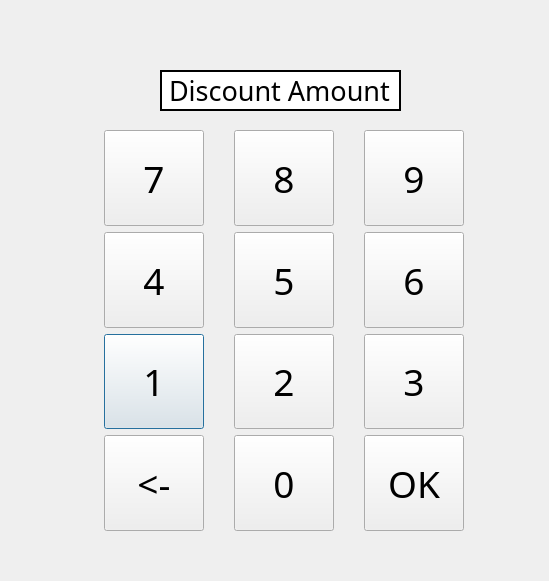
This is QTDesigner/discount_amount_entry.ui in mudman266/pypos as Qt 5 draws it before an edit. The edited form follows.
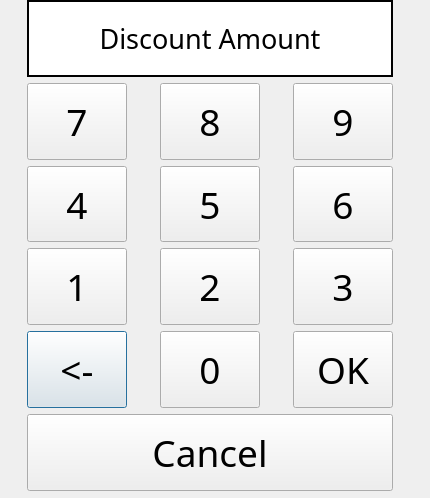
This is the edited form.

Commit message: Added the discount windows and linked their cancel buttons.

Patch:
```diff
--- a/QTDesigner/discount_amount_entry.ui
+++ b/QTDesigner/discount_amount_entry.ui
@@ -6,8 +6,8 @@
    <rect>
     <x>0</x>
     <y>0</y>
-    <width>549</width>
-    <height>581</height>
+    <width>430</width>
+    <height>498</height>
    </rect>
   </property>
   <property name="windowTitle">
@@ -16,15 +16,15 @@
   <widget class="QWidget" name="gridLayoutWidget">
    <property name="geometry">
     <rect>
-     <x>80</x>
-     <y>130</y>
-     <width>411</width>
-     <height>401</height>
+     <x>0</x>
+     <y>0</y>
+     <width>421</width>
+     <height>491</height>
     </rect>
    </property>
    <layout class="QGridLayout" name="gridLayout">
-    <item row="2" column="0">
-     <widget class="QPushButton" name="btn_1">
+    <item row="4" column="0">
+     <widget class="QPushButton" name="btn_backspace">
       <property name="maximumSize">
        <size>
         <width>100</width>
@@ -38,11 +38,84 @@
        </font>
       </property>
       <property name="text">
-       <string>1</string>
+       <string>&lt;-</string>
       </property>
      </widget>
     </item>
-    <item row="0" column="0">
+    <item row="3" column="1">
+     <widget class="QPushButton" name="btn_2">
+      <property name="maximumSize">
+       <size>
+        <width>100</width>
+        <height>100</height>
+       </size>
+      </property>
+      <property name="font">
+       <font>
+        <family>Book Antiqua</family>
+        <pointsize>28</pointsize>
+       </font>
+      </property>
+      <property name="text">
+       <string>2</string>
+      </property>
+     </widget>
+    </item>
+    <item row="0" column="0" colspan="3">
+     <widget class="QLabel" name="lbl_discount_amount">
+      <property name="sizePolicy">
+       <sizepolicy hsizetype="Ignored" vsizetype="Preferred">
+        <horstretch>0</horstretch>
+        <verstretch>0</verstretch>
+       </sizepolicy>
+      </property>
+      <property name="font">
+       <font>
+        <family>Book Antiqua</family>
+        <pointsize>20</pointsize>
+        <stylestrategy>PreferAntialias</stylestrategy>
+       </font>
+      </property>
+      <property name="styleSheet">
+       <string notr="true">background: rgb(255, 255, 255);</string>
+      </property>
+      <property name="frameShape">
+       <enum>QFrame::Box</enum>
+      </property>
+      <property name="frameShadow">
+       <enum>QFrame::Plain</enum>
+      </property>
+      <property name="lineWidth">
+       <number>2</number>
+      </property>
+      <property name="text">
+       <string>Discount Amount</string>
+      </property>
+      <property name="alignment">
+       <set>Qt::AlignCenter</set>
+      </property>
+     </widget>
+    </item>
+    <item row="4" column="1">
+     <widget class="QPushButton" name="btn_0">
+      <property name="maximumSize">
+       <size>
+        <width>100</width>
+        <height>100</height>
+       </size>
+      </property>
+      <property name="font">
+       <font>
+        <family>Book Antiqua</family>
+        <pointsize>28</pointsize>
+       </font>
+      </property>
+      <property name="text">
+       <string>0</string>
+      </property>
+     </widget>
+    </item>
+    <item row="1" column="0">
      <widget class="QPushButton" name="btn_7">
       <property name="maximumSize">
        <size>
@@ -61,26 +134,7 @@
       </property>
      </widget>
     </item>
-    <item row="0" column="2">
-     <widget class="QPushButton" name="btn_9">
-      <property name="maximumSize">
-       <size>
-        <width>100</width>
-        <height>100</height>
-       </size>
-      </property>
-      <property name="font">
-       <font>
-        <family>Book Antiqua</family>
-        <pointsize>28</pointsize>
-       </font>
-      </property>
-      <property name="text">
-       <string>9</string>
-      </property>
-     </widget>
-    </item>
-    <item row="2" column="2">
+    <item row="3" column="2">
      <widget class="QPushButton" name="btn_3">
       <property name="maximumSize">
        <size>
@@ -99,8 +153,8 @@
       </property>
      </widget>
     </item>
-    <item row="1" column="0">
-     <widget class="QPushButton" name="btn_4">
+    <item row="2" column="2">
+     <widget class="QPushButton" name="btn_6">
       <property name="maximumSize">
        <size>
         <width>100</width>
@@ -114,11 +168,11 @@
        </font>
       </property>
       <property name="text">
-       <string>4</string>
+       <string>6</string>
       </property>
      </widget>
     </item>
-    <item row="0" column="1">
+    <item row="1" column="1">
      <widget class="QPushButton" name="btn_8">
       <property name="maximumSize">
        <size>
@@ -137,26 +191,45 @@
       </property>
      </widget>
     </item>
+    <item row="3" column="0">
+     <widget class="QPushButton" name="btn_1">
+      <property name="maximumSize">
+       <size>
+        <width>100</width>
+        <height>100</height>
+       </size>
+      </property>
+      <property name="font">
+       <font>
+        <family>Book Antiqua</family>
+        <pointsize>28</pointsize>
+       </font>
+      </property>
+      <property name="text">
+       <string>1</string>
+      </property>
+     </widget>
+    </item>
+    <item row="1" column="2">
+     <widget class="QPushButton" name="btn_9">
+      <property name="maximumSize">
+       <size>
+        <width>100</width>
+        <height>100</height>
+       </size>
+      </property>
+      <property name="font">
+       <font>
+        <family>Book Antiqua</family>
+        <pointsize>28</pointsize>
+       </font>
+      </property>
+      <property name="text">
+       <string>9</string>
+      </property>
+     </widget>
+    </item>
     <item row="2" column="1">
-     <widget class="QPushButton" name="btn_2">
-      <property name="maximumSize">
-       <size>
-        <width>100</width>
-        <height>100</height>
-       </size>
-      </property>
-      <property name="font">
-       <font>
-        <family>Book Antiqua</family>
-        <pointsize>28</pointsize>
-       </font>
-      </property>
-      <property name="text">
-       <string>2</string>
-      </property>
-     </widget>
-    </item>
-    <item row="1" column="1">
      <widget class="QPushButton" name="btn_5">
       <property name="maximumSize">
        <size>
@@ -175,64 +248,7 @@
       </property>
      </widget>
     </item>
-    <item row="1" column="2">
-     <widget class="QPushButton" name="btn_6">
-      <property name="maximumSize">
-       <size>
-        <width>100</width>
-        <height>100</height>
-       </size>
-      </property>
-      <property name="font">
-       <font>
-        <family>Book Antiqua</family>
-        <pointsize>28</pointsize>
-       </font>
-      </property>
-      <property name="text">
-       <string>6</string>
-      </property>
-     </widget>
-    </item>
-    <item row="3" column="1">
-     <widget class="QPushButton" name="btn_0">
-      <property name="maximumSize">
-       <size>
-        <width>100</width>
-        <height>100</height>
-       </size>
-      </property>
-      <property name="font">
-       <font>
-        <family>Book Antiqua</family>
-        <pointsize>28</pointsize>
-       </font>
-      </property>
-      <property name="text">
-       <string>0</string>
-      </property>
-     </widget>
-    </item>
-    <item row="3" column="0">
-     <widget class="QPushButton" name="btn_backspace">
-      <property name="maximumSize">
-       <size>
-        <width>100</width>
-        <height>100</height>
-       </size>
-      </property>
-      <property name="font">
-       <font>
-        <family>Book Antiqua</family>
-        <pointsize>28</pointsize>
-       </font>
-      </property>
-      <property name="text">
-       <string>&lt;-</string>
-      </property>
-     </widget>
-    </item>
-    <item row="3" column="2">
+    <item row="4" column="2">
      <widget class="QPushButton" name="btn_ok">
       <property name="maximumSize">
        <size>
@@ -251,40 +267,46 @@
       </property>
      </widget>
     </item>
+    <item row="2" column="0">
+     <widget class="QPushButton" name="btn_4">
+      <property name="maximumSize">
+       <size>
+        <width>100</width>
+        <height>100</height>
+       </size>
+      </property>
+      <property name="font">
+       <font>
+        <family>Book Antiqua</family>
+        <pointsize>28</pointsize>
+       </font>
+      </property>
+      <property name="text">
+       <string>4</string>
+      </property>
+     </widget>
+    </item>
+    <item row="5" column="0" colspan="3">
+     <widget class="QPushButton" name="btn_cancel">
+      <property name="sizePolicy">
+       <sizepolicy hsizetype="Ignored" vsizetype="Preferred">
+        <horstretch>0</horstretch>
+        <verstretch>0</verstretch>
+       </sizepolicy>
+      </property>
+      <property name="font">
+       <font>
+        <family>Book Antiqua</family>
+        <pointsize>28</pointsize>
+       </font>
+      </property>
+      <property name="text">
+       <string>Cancel</string>
+      </property>
+     </widget>
+    </item>
    </layout>
   </widget>
-  <widget class="QLabel" name="lbl_discount_amount">
-   <property name="geometry">
-    <rect>
-     <x>160</x>
-     <y>70</y>
-     <width>241</width>
-     <height>41</height>
-    </rect>
-   </property>
-   <property name="font">
-    <font>
-     <family>Book Antiqua</family>
-     <pointsize>20</pointsize>
-     <stylestrategy>PreferAntialias</stylestrategy>
-    </font>
-   </property>
-   <property name="styleSheet">
-    <string notr="true">background: rgb(255, 255, 255);</string>
-   </property>
-   <property name="frameShape">
-    <enum>QFrame::Box</enum>
-   </property>
-   <property name="frameShadow">
-    <enum>QFrame::Plain</enum>
-   </property>
-   <property name="lineWidth">
-    <number>2</number>
-   </property>
-   <property name="text">
-    <string>Discount Amount</string>
-   </property>
-  </widget>
  </widget>
  <resources/>
  <connections/>
```
The commit also changes 8 other files.
